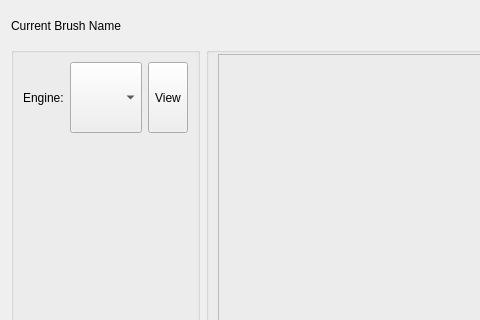
This is libs/ui/forms/wdgpaintopsettings.ui in KDE/krita as Qt 5 draws it before an edit; both pictures show x 0 to 480 and y 0 to 320 of the 1405 by 512 pixel window. The edited form follows.
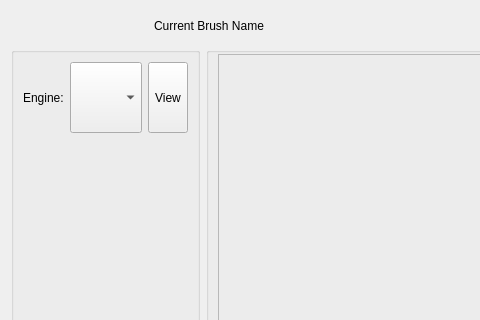
This is the edited form. Custom widgets are drawn as their Qt base class.

Commit message: move all of the brush editor buttons to the left side. keep the current brush name on the left.

```diff
--- a/libs/ui/forms/wdgpaintopsettings.ui
+++ b/libs/ui/forms/wdgpaintopsettings.ui
@@ -370,26 +370,6 @@
    </item>
    <item row="0" column="0" colspan="3">
     <layout class="QHBoxLayout" name="brushEditorDashboard">
-     <item>
-      <widget class="QLabel" name="currentBrushNameLabel">
-       <property name="text">
-        <string>Current Brush Name</string>
-       </property>
-      </widget>
-     </item>
-     <item>
-      <spacer name="horizontalSpacer_3">
-       <property name="orientation">
-        <enum>Qt::Horizontal</enum>
-       </property>
-       <property name="sizeHint" stdset="0">
-        <size>
-         <width>40</width>
-         <height>20</height>
-        </size>
-       </property>
-      </spacer>
-     </item>
      <item>
       <widget class="KisHighlightedToolButton" name="showPresetsButton" native="true">
        <property name="sizePolicy">
@@ -450,6 +430,38 @@
        </property>
       </widget>
      </item>
+     <item>
+      <widget class="QLabel" name="currentBrushNameLabel">
+       <property name="minimumSize">
+        <size>
+         <width>0</width>
+         <height>0</height>
+        </size>
+       </property>
+       <property name="text">
+        <string>Current Brush Name</string>
+       </property>
+       <property name="margin">
+        <number>0</number>
+       </property>
+       <property name="indent">
+        <number>20</number>
+       </property>
+      </widget>
+     </item>
+     <item>
+      <spacer name="horizontalSpacer_3">
+       <property name="orientation">
+        <enum>Qt::Horizontal</enum>
+       </property>
+       <property name="sizeHint" stdset="0">
+        <size>
+         <width>40</width>
+         <height>20</height>
+        </size>
+       </property>
+      </spacer>
+     </item>
     </layout>
    </item>
    <item row="1" column="0">
```
